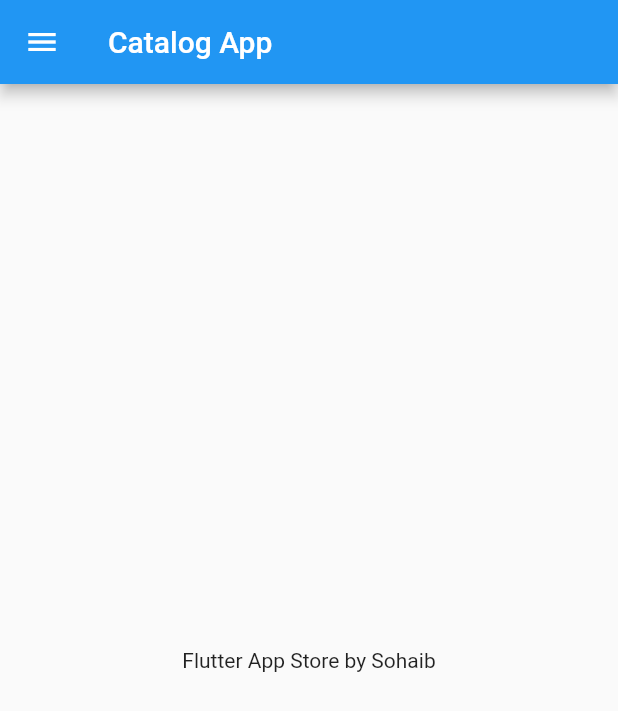
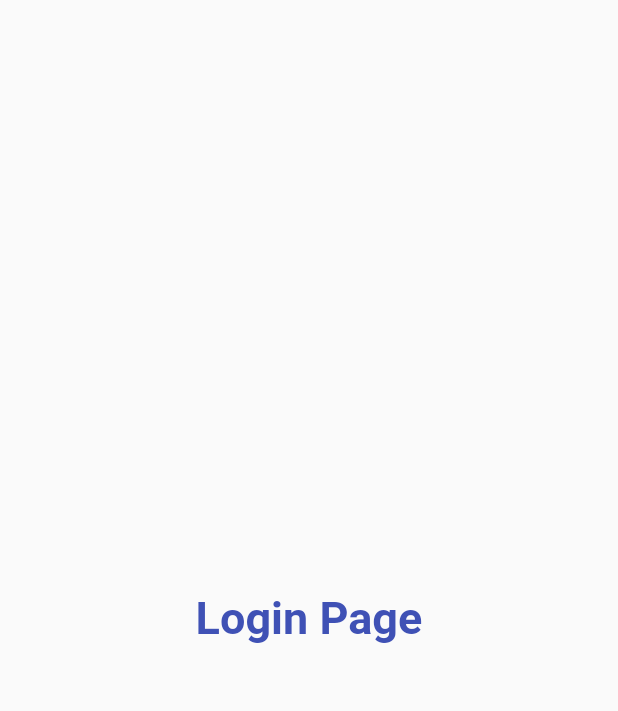
Before and after one commit to AbduRahim-dev/catalog_app, a Flutter app: the screen it shows after launch, on a phone screen of 412 x 824 dp. Shown: the top 711 px of the screen. Run offline on Flutter 3.47's test engine with Material 2 defaults, Android fonts, the phone set to English and light mode, and no system bars.

Commit message:
day3 completed

```diff
--- a/lib/main.dart
+++ b/lib/main.dart
@@ -1,5 +1,6 @@
 import 'package:flutter/material.dart';
 import 'package:prac_app/pages/home_page.dart';
+import 'package:prac_app/pages/login_page.dart';
 
 void main() {
   runApp(MyApp());
@@ -10,10 +11,17 @@ class MyApp extends StatelessWidget {
   @override
   Widget build(BuildContext context) {
     return MaterialApp(
-        title: 'Flutter Demo',
-        theme: ThemeData(
-          primarySwatch: Colors.blue,
-        ),
-        home: HomePage());
+      debugShowCheckedModeBanner: false,
+      title: 'Flutter Demo',
+      themeMode: ThemeMode.light,
+      theme: ThemeData(
+        primarySwatch: Colors.indigo,
+      ),
+      darkTheme: ThemeData(brightness: Brightness.dark),
+      // home: HomePage(),
+      routes: {
+        '/': (context) => LoginPage(),
+        '/home': (context) => HomePage()},
+    );
   }
 }
--- /dev/null
+++ b/lib/pages/login_page.dart
@@ -0,0 +1,17 @@
+import 'package:flutter/material.dart';
+
+class LoginPage extends StatelessWidget {
+  const LoginPage({super.key});
+
+  @override
+  Widget build(BuildContext context) {
+    return const Material(
+      child: Center(
+          child: Text(
+        "Login Page",
+        style: TextStyle(
+            fontSize: 30, fontWeight: FontWeight.bold, color: Colors.indigo),
+      )),
+    );
+  }
+}
```
Also changed, not shown: 47 other files.
